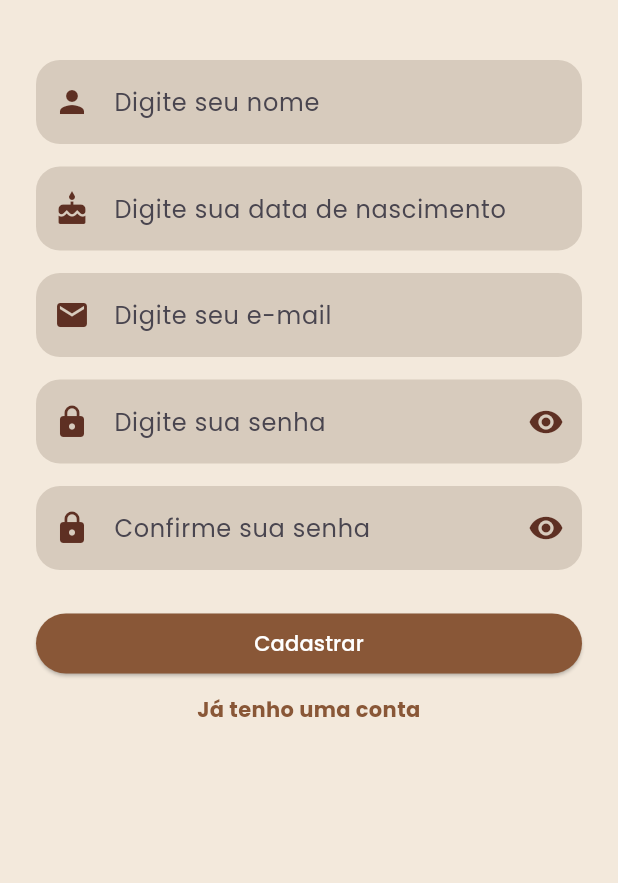
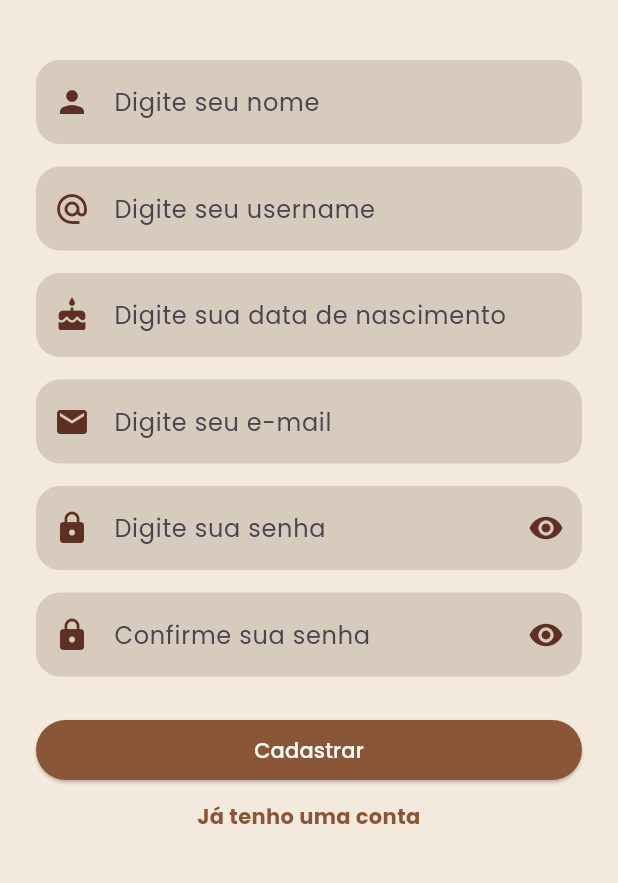
Before and after one commit to llomarques/SnapLock-0.1, a Flutter app: the CadastroPage screen opened directly, on a phone screen of 412 x 824 dp, the part 261-1144 px from its top. Run offline on Flutter 3.47's test engine with Material 3 defaults, Android fonts, the phone set to English and light mode, and no system bars; our stand-ins replace carousel_slider, google_fonts, image_picker, shared_preferences; accounts and stored records are empty.

Commit message:
Campo de usuário adicionado

```diff
--- a/lib/controller/controller.cadastrar.dart
+++ b/lib/controller/controller.cadastrar.dart
@@ -32,11 +32,15 @@ class CadastroController {
 
 	Future<void> cadastrarUsuario({
 		required String nome,
+		required String username,
 		required String email,
 		required String senha,
 		required String confirmacaoSenha,
 		required DateTime dataNascimento,
 	}) async {
+		if (!_usernameValido(username)) {
+			throw const CadastroException('O username deve ter de 3 a 30 caracteres: letras, números ou _.');
+		}
 		if (!_senhaValida(senha)) {
 			throw const CadastroException(
 				'A senha deve ter 8 caracteres, uma maiúscula, uma minúscula, um número e um caractere especial.',
@@ -57,6 +61,7 @@ class CadastroController {
 			headers: const {'Content-Type': 'application/json'},
 			body: jsonEncode({
 				'nome': nome.trim(),
+				'username': username.trim().toLowerCase(),
 				'email': email.trim().toLowerCase(),
 				'senha': senha,
 				'confirmacao_senha': confirmacaoSenha,
@@ -113,8 +118,12 @@ class CadastroController {
 		);
 		Map<String, dynamic>? body;
 		if (response.body.isNotEmpty) {
-			final decoded = jsonDecode(response.body);
-			if (decoded is Map<String, dynamic>) body = decoded;
+			try {
+				final decoded = jsonDecode(response.body);
+				if (decoded is Map<String, dynamic>) body = decoded;
+			} on FormatException {
+				body = {'erro': 'A API retornou uma resposta inválida.'};
+			}
 		}
 		if (response.statusCode < 200 || response.statusCode >= 300) {
 			throw CadastroException(body?['erro']?.toString() ?? 'Não foi possível concluir a operação.');
@@ -123,6 +132,8 @@ class CadastroController {
 
 	bool _senhaValida(String senha) => RegExp(r'^(?=.*[A-Z])(?=.*[a-z])(?=.*\d)(?=.*[^A-Za-z\d]).{8,}$').hasMatch(senha);
 
+	bool _usernameValido(String username) => RegExp(r'^[a-z0-9_]{3,30}$').hasMatch(username.trim().toLowerCase());
+
 	String _formatarData(DateTime data) {
 		final mes = data.month.toString().padLeft(2, '0');
 		final dia = data.day.toString().padLeft(2, '0');
--- a/lib/frontend/cadastro_page.dart
+++ b/lib/frontend/cadastro_page.dart
@@ -11,6 +11,7 @@ class CadastroPage extends StatefulWidget {
 
 class _CadastroPageState extends State<CadastroPage> {
   final TextEditingController nomeController = TextEditingController();
+  final TextEditingController usernameController = TextEditingController();
   final TextEditingController emailController = TextEditingController();
   final TextEditingController senhaController = TextEditingController();
   final TextEditingController confirmaSenhaController = TextEditingController();
@@ -29,11 +30,13 @@ class _CadastroPageState extends State<CadastroPage> {
 
   Future<void> cadastrar() async {
     String nome = nomeController.text.trim();
+    String username = usernameController.text.trim();
     String email = emailController.text.trim();
     String senha = senhaController.text;
     String confirmaSenha = confirmaSenhaController.text;
 
     if (nome.isEmpty ||
+      username.isEmpty ||
         email.isEmpty ||
         senha.isEmpty ||
         confirmaSenha.isEmpty) {
@@ -60,6 +63,7 @@ class _CadastroPageState extends State<CadastroPage> {
     try {
       await cadastroController.cadastrarUsuario(
         nome: nome,
+        username: username,
         email: email,
         senha: senha,
         confirmacaoSenha: confirmaSenha,
@@ -104,6 +108,7 @@ class _CadastroPageState extends State<CadastroPage> {
   @override
   void dispose() {
     nomeController.dispose();
+    usernameController.dispose();
     emailController.dispose();
     senhaController.dispose();
     confirmaSenhaController.dispose();
@@ -137,6 +142,24 @@ class _CadastroPageState extends State<CadastroPage> {
                   Icons.person,
                   color: Color(0xFF5E3023),
                 ),
+                border: OutlineInputBorder(
+                  borderRadius: BorderRadius.circular(16),
+                  borderSide: BorderSide.none,
+                ),
+                focusedBorder: OutlineInputBorder(
+                  borderRadius: BorderRadius.circular(16),
+                  borderSide: BorderSide.none,
+                ),
+              ),
+            ),
+            const SizedBox(height: 15),
+            TextField(
+              controller: usernameController,
+              decoration: InputDecoration(
+                filled: true,
+                fillColor: const Color(0xFFD7CBBD),
+                hintText: 'Digite seu username',
+                prefixIcon: const Icon(Icons.alternate_email, color: Color(0xFF5E3023)),
                 border: OutlineInputBorder(
                   borderRadius: BorderRadius.circular(16),
                   borderSide: BorderSide.none,
```
Also changed, not shown: 2 other files.
